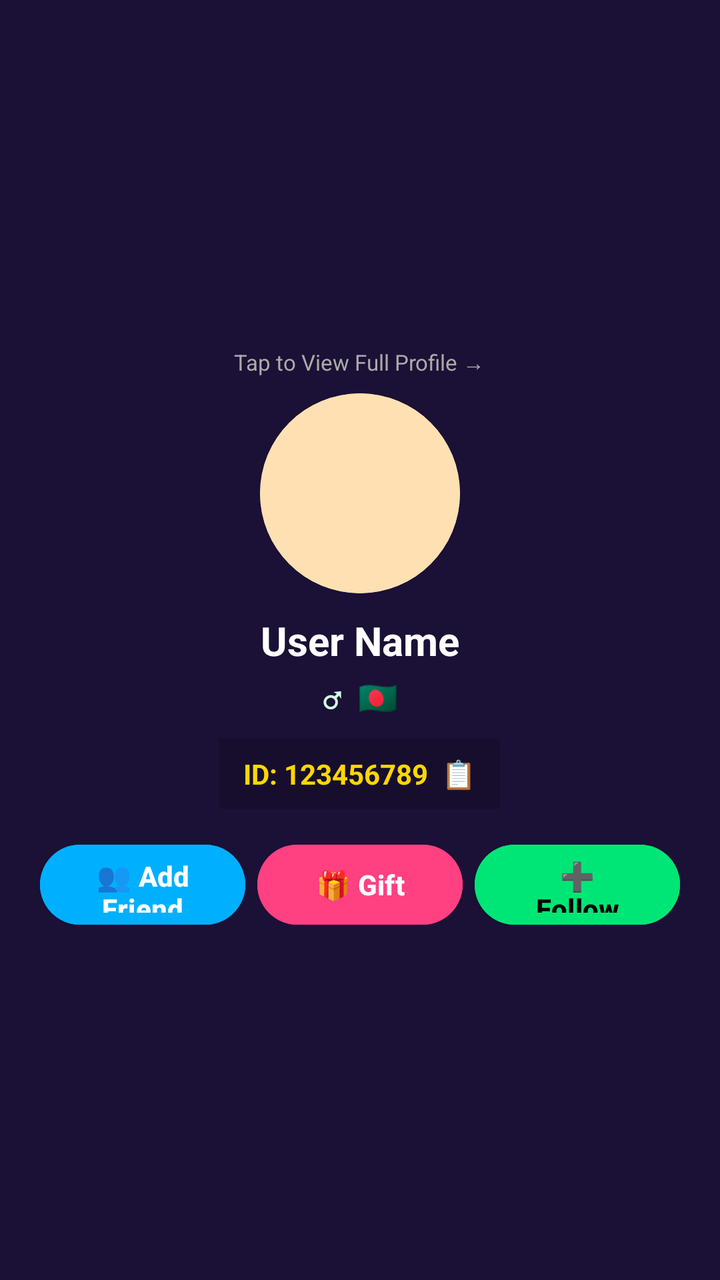
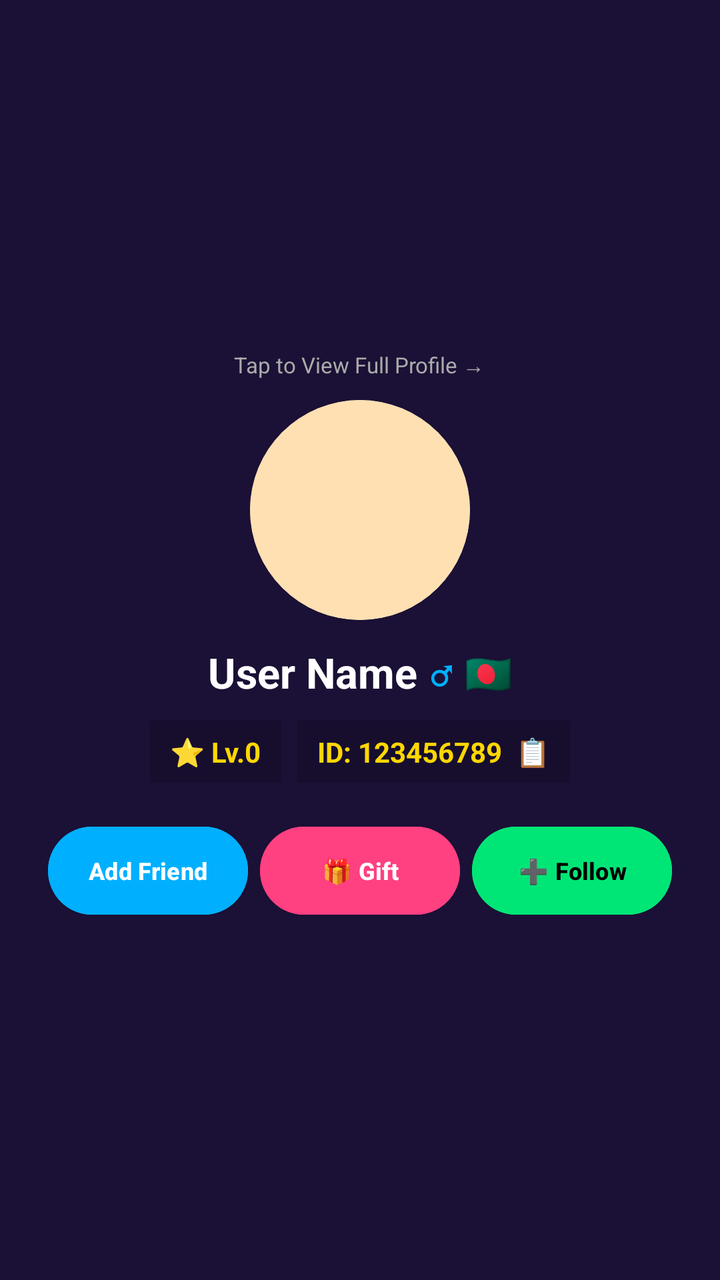

An Android layout rendered at two revisions. The XML below is the earlier revision; the diff shows what the commit changed to produce the second picture.
<!-- AndroidManifest.xml: application theme Theme.SRVoiceChat -->
<!-- res/layout/dialog_mini_profile.xml -->
<?xml version="1.0" encoding="utf-8"?>
<LinearLayout xmlns:android="http://schemas.android.com/apk/res/android"
    android:id="@+id/layoutMiniRoot"
    android:layout_width="match_parent"
    android:layout_height="wrap_content"
    android:orientation="vertical"
    android:background="#1B1035"
    android:padding="20dp"
    android:gravity="center">

    <TextView
        android:layout_width="wrap_content"
        android:layout_height="wrap_content"
        android:text="Tap to View Full Profile →"
        android:textColor="#AAAAAA"
        android:textSize="11sp"
        android:paddingBottom="8dp" />

    <androidx.cardview.widget.CardView
        xmlns:app="http://schemas.android.com/apk/res-auto"
        android:layout_width="100dp"
        android:layout_height="100dp"
        app:cardCornerRadius="50dp"
        app:cardElevation="0dp"
        android:layout_marginBottom="10dp">
        <ImageView
            android:id="@+id/imgMiniPhoto"
            android:layout_width="match_parent"
            android:layout_height="match_parent"
            android:scaleType="centerCrop"
            android:background="#FFE0B2" />
    </androidx.cardview.widget.CardView>

    <TextView
        android:id="@+id/txtMiniName"
        android:layout_width="wrap_content"
        android:layout_height="wrap_content"
        android:text="User Name"
        android:textColor="#FFFFFF"
        android:textSize="20sp"
        android:textStyle="bold" />

    <TextView
        android:id="@+id/txtMiniGenderCountry"
        android:layout_width="wrap_content"
        android:layout_height="wrap_content"
        android:text="♂  🇧🇩"
        android:textColor="#D1FAE5"
        android:textSize="16sp"
        android:textStyle="bold"
        android:layout_marginTop="4dp" />

    
    <LinearLayout
        android:id="@+id/layoutMiniStats"
        android:layout_width="wrap_content"
        android:layout_height="wrap_content"
        android:orientation="horizontal"
        android:gravity="center"
        android:background="#22000000"
        android:paddingHorizontal="12dp"
        android:paddingVertical="6dp"
        android:layout_marginTop="8dp"
        android:visibility="gone">
        <TextView
            android:id="@+id/txtMiniLevel"
            android:layout_width="wrap_content"
            android:layout_height="wrap_content"
            android:text="⭐ Level 0"
            android:textColor="#FFD700"
            android:textSize="13sp"
            android:textStyle="bold"
            android:layout_marginEnd="10dp" />
        <TextView
            android:id="@+id/txtMiniSending"
            android:layout_width="wrap_content"
            android:layout_height="wrap_content"
            android:text="⬆️ Sending: 0"
            android:textColor="#00E676"
            android:textSize="12sp"
            android:layout_marginEnd="10dp" />
        <TextView
            android:id="@+id/txtMiniReceiving"
            android:layout_width="wrap_content"
            android:layout_height="wrap_content"
            android:text="⬇️ Receiving: 0"
            android:textColor="#00B0FF"
            android:textSize="12sp" />
    </LinearLayout>

    <TextView
        android:id="@+id/txtMiniId"
        android:layout_width="wrap_content"
        android:layout_height="wrap_content"
        android:text="ID: 123456789  📋"
        android:textColor="#FFD700"
        android:textSize="14sp"
        android:textStyle="bold"
        android:background="#22000000"
        android:paddingHorizontal="12dp"
        android:paddingVertical="8dp"
        android:layout_marginTop="10dp" />

    <LinearLayout
        android:id="@+id/layoutMiniAgency"
        android:layout_width="match_parent"
        android:layout_height="wrap_content"
        android:orientation="horizontal"
        android:background="#22000000"
        android:padding="10dp"
        android:layout_marginTop="10dp"
        android:visibility="gone">
        <TextView
            android:layout_width="0dp"
            android:layout_height="wrap_content"
            android:layout_weight="1"
            android:text="🏢 Agency"
            android:textColor="#FFFFFF"
            android:textSize="14sp" />
        <TextView
            android:id="@+id/txtMiniAgency"
            android:layout_width="wrap_content"
            android:layout_height="wrap_content"
            android:text=""
            android:textColor="#FFD700"
            android:textSize="14sp"
            android:textStyle="bold" />
    </LinearLayout>

    <LinearLayout
        android:id="@+id/layoutMiniHost"
        android:layout_width="match_parent"
        android:layout_height="wrap_content"
        android:orientation="horizontal"
        android:background="#22000000"
        android:padding="10dp"
        android:layout_marginTop="8dp"
        android:visibility="gone">
        <TextView
            android:layout_width="0dp"
            android:layout_height="wrap_content"
            android:layout_weight="1"
            android:text="🎙️ Host"
            android:textColor="#FFFFFF"
            android:textSize="14sp" />
        <TextView
            android:id="@+id/txtMiniHost"
            android:layout_width="wrap_content"
            android:layout_height="wrap_content"
            android:text=""
            android:textColor="#FFD700"
            android:textSize="14sp"
            android:textStyle="bold" />
    </LinearLayout>

    <LinearLayout
        android:layout_width="match_parent"
        android:layout_height="wrap_content"
        android:orientation="horizontal"
        android:gravity="center"
        android:layout_marginTop="14dp">
        <Button
            android:id="@+id/btnMiniAddLeft"
            android:layout_width="0dp"
            android:layout_height="48dp"
            android:layout_weight="1"
            android:text="👥 Add Friend"
            android:textColor="#FFFFFF"
            android:textStyle="bold"
            android:backgroundTint="#00B0FF"
            android:layout_marginEnd="6dp" />
        <Button
            android:id="@+id/btnMiniGift"
            android:layout_width="0dp"
            android:layout_height="48dp"
            android:layout_weight="1"
            android:text="🎁 Gift"
            android:textColor="#FFFFFF"
            android:textStyle="bold"
            android:backgroundTint="#FF4081"
            android:layout_marginEnd="6dp" />
        <Button
            android:id="@+id/btnMiniFollowRight"
            android:layout_width="0dp"
            android:layout_height="48dp"
            android:layout_weight="1"
            android:text="➕ Follow"
            android:textColor="#000000"
            android:textStyle="bold"
            android:backgroundTint="#00E676" />
    </LinearLayout>
</LinearLayout>
<!-- resources referenced by this layout -->
<resources>
  <style name="Theme.SRVoiceChat" parent="Theme.Material3.DayNight.NoActionBar">
          <item name="colorPrimary">#FF4081</item>
          <item name="android:statusBarColor">#FF4081</item>
          <item name="android:windowLightStatusBar">true</item>
      </style>
</resources>

<!-- the commit's change to res/layout/dialog_mini_profile.xml (unified diff, before → after) -->
@@ -5,7 +5,10 @@
     android:layout_height="wrap_content"
     android:orientation="vertical"
     android:background="#1B1035"
-    android:padding="20dp"
+    android:paddingStart="24dp"
+    android:paddingEnd="24dp"
+    android:paddingTop="24dp"
+    android:paddingBottom="28dp"
     android:gravity="center">
 
     <TextView
@@ -14,15 +17,15 @@
         android:text="Tap to View Full Profile →"
         android:textColor="#AAAAAA"
         android:textSize="11sp"
-        android:paddingBottom="8dp" />
+        android:paddingBottom="10dp" />
 
     <androidx.cardview.widget.CardView
         xmlns:app="http://schemas.android.com/apk/res-auto"
-        android:layout_width="100dp"
-        android:layout_height="100dp"
-        app:cardCornerRadius="50dp"
+        android:layout_width="110dp"
+        android:layout_height="110dp"
+        app:cardCornerRadius="55dp"
         app:cardElevation="0dp"
-        android:layout_marginBottom="10dp">
+        android:layout_marginBottom="12dp">
         <ImageView
             android:id="@+id/imgMiniPhoto"
             android:layout_width="match_parent"
@@ -31,75 +34,88 @@
             android:background="#FFE0B2" />
     </androidx.cardview.widget.CardView>
 
-    <TextView
-        android:id="@+id/txtMiniName"
-        android:layout_width="wrap_content"
-        android:layout_height="wrap_content"
-        android:text="User Name"
-        android:textColor="#FFFFFF"
-        android:textSize="20sp"
-        android:textStyle="bold" />
-
+    
+    <LinearLayout
+        android:layout_width="wrap_content"
+        android:layout_height="wrap_content"
+        android:orientation="horizontal"
+        android:gravity="center_vertical">
+        <TextView
+            android:id="@+id/txtMiniName"
+            android:layout_width="wrap_content"
+            android:layout_height="wrap_content"
+            android:text="User Name"
+            android:textColor="#FFFFFF"
+            android:textSize="21sp"
+            android:textStyle="bold" />
+        <TextView
+            android:id="@+id/txtMiniGenderIcon"
+            android:layout_width="wrap_content"
+            android:layout_height="wrap_content"
+            android:text="♂"
+            android:textColor="#00B0FF"
+            android:textSize="19sp"
+            android:textStyle="bold"
+            android:layout_marginStart="6dp" />
+        <TextView
+            android:id="@+id/txtMiniFlag"
+            android:layout_width="wrap_content"
+            android:layout_height="wrap_content"
+            android:text="🇧🇩"
+            android:textSize="19sp"
+            android:layout_marginStart="6dp" />
+    </LinearLayout>
+
+    
     <TextView
         android:id="@+id/txtMiniGenderCountry"
         android:layout_width="wrap_content"
         android:layout_height="wrap_content"
-        android:text="♂  🇧🇩"
-        android:textColor="#D1FAE5"
-        android:textSize="16sp"
-        android:textStyle="bold"
-        android:layout_marginTop="4dp" />
-
-    
-    <LinearLayout
-        android:id="@+id/layoutMiniStats"
-        android:layout_width="wrap_content"
-        android:layout_height="wrap_content"
-        android:orientation="horizontal"
-        android:gravity="center"
-        android:background="#22000000"
-        android:paddingHorizontal="12dp"
-        android:paddingVertical="6dp"
-        android:layout_marginTop="8dp"
-        android:visibility="gone">
+        android:visibility="gone" />
+
+    
+    <LinearLayout
+        android:layout_width="wrap_content"
+        android:layout_height="wrap_content"
+        android:orientation="horizontal"
+        android:gravity="center_vertical"
+        android:layout_marginTop="10dp">
         <TextView
             android:id="@+id/txtMiniLevel"
             android:layout_width="wrap_content"
             android:layout_height="wrap_content"
-            android:text="⭐ Level 0"
-            android:textColor="#FFD700"
-            android:textSize="13sp"
-            android:textStyle="bold"
-            android:layout_marginEnd="10dp" />
-        <TextView
-            android:id="@+id/txtMiniSending"
-            android:layout_width="wrap_content"
-            android:layout_height="wrap_content"
-            android:text="⬆️ Sending: 0"
-            android:textColor="#00E676"
-            android:textSize="12sp"
-            android:layout_marginEnd="10dp" />
-        <TextView
-            android:id="@+id/txtMiniReceiving"
-            android:layout_width="wrap_content"
-            android:layout_height="wrap_content"
-            android:text="⬇️ Receiving: 0"
-            android:textColor="#00B0FF"
-            android:textSize="12sp" />
-    </LinearLayout>
-
-    <TextView
-        android:id="@+id/txtMiniId"
-        android:layout_width="wrap_content"
-        android:layout_height="wrap_content"
-        android:text="ID: 123456789  📋"
-        android:textColor="#FFD700"
-        android:textSize="14sp"
-        android:textStyle="bold"
-        android:background="#22000000"
-        android:paddingHorizontal="12dp"
-        android:paddingVertical="8dp"
-        android:layout_marginTop="10dp" />
+            android:text="⭐ Lv.0"
+            android:textColor="#FFD700"
+            android:textSize="14sp"
+            android:textStyle="bold"
+            android:background="#22000000"
+            android:paddingHorizontal="10dp"
+            android:paddingVertical="6dp"
+            android:layout_marginEnd="8dp" />
+        <TextView
+            android:id="@+id/txtMiniId"
+            android:layout_width="wrap_content"
+            android:layout_height="wrap_content"
+            android:text="ID: 123456789  📋"
+            android:textColor="#FFD700"
+            android:textSize="14sp"
+            android:textStyle="bold"
+            android:background="#22000000"
+            android:paddingHorizontal="10dp"
+            android:paddingVertical="6dp" />
+    </LinearLayout>
+
+    
+    <TextView
+        android:id="@+id/txtMiniSending"
+        android:layout_width="wrap_content"
+        android:layout_height="wrap_content"
+        android:visibility="gone" />
+    <TextView
+        android:id="@+id/txtMiniReceiving"
+        android:layout_width="wrap_content"
+        android:layout_height="wrap_content"
+        android:visibility="gone" />
 
     <LinearLayout
         android:id="@+id/layoutMiniAgency"
@@ -153,40 +169,50 @@
             android:textStyle="bold" />
     </LinearLayout>
 
+    
     <LinearLayout
         android:layout_width="match_parent"
         android:layout_height="wrap_content"
         android:orientation="horizontal"
         android:gravity="center"
-        android:layout_marginTop="14dp">
+        android:layout_marginTop="18dp">
         <Button
             android:id="@+id/btnMiniAddLeft"
             android:layout_width="0dp"
-            android:layout_height="48dp"
-            android:layout_weight="1"
-            android:text="👥 Add Friend"
+            android:layout_height="52dp"
+            android:layout_weight="1"
+            android:text="Add Friend"
+            android:textSize="12sp"
+            android:maxLines="1"
             android:textColor="#FFFFFF"
             android:textStyle="bold"
             android:backgroundTint="#00B0FF"
+            android:paddingHorizontal="2dp"
             android:layout_marginEnd="6dp" />
         <Button
             android:id="@+id/btnMiniGift"
             android:layout_width="0dp"
-            android:layout_height="48dp"
+            android:layout_height="52dp"
             android:layout_weight="1"
             android:text="🎁 Gift"
+            android:textSize="12sp"
+            android:maxLines="1"
             android:textColor="#FFFFFF"
             android:textStyle="bold"
             android:backgroundTint="#FF4081"
+            android:paddingHorizontal="2dp"
             android:layout_marginEnd="6dp" />
         <Button
             android:id="@+id/btnMiniFollowRight"
             android:layout_width="0dp"
-            android:layout_height="48dp"
+            android:layout_height="52dp"
             android:layout_weight="1"
             android:text="➕ Follow"
+            android:textSize="12sp"
+            android:maxLines="1"
             android:textColor="#000000"
             android:textStyle="bold"
-            android:backgroundTint="#00E676" />
+            android:backgroundTint="#00E676"
+            android:paddingHorizontal="2dp" />
     </LinearLayout>
 </LinearLayout>
